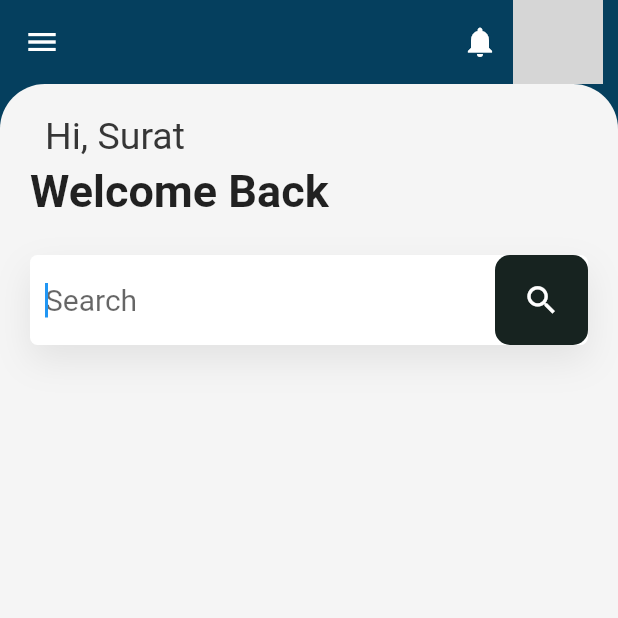
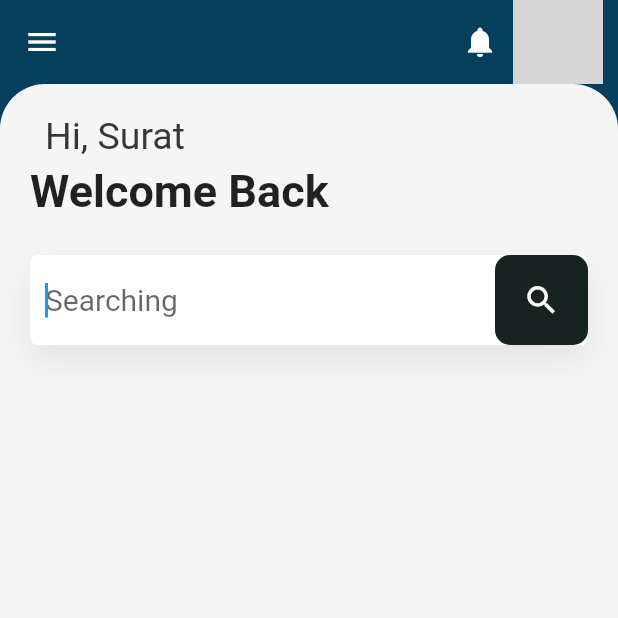
Before and after one commit to surajadkhari/dentalapp_UI, a Flutter app: the screen it shows after launch, on a phone screen of 412 x 824 dp, the top half of it. Run offline on Flutter 3.47's test engine with Material 2 defaults, Android fonts, the phone set to English and light mode, and no system bars; network calls fail; Roboto replaces fonts that are missing (Poppins); grey boxes are pictures that could not be loaded.

Commit message:
Till search bar

```diff
--- a/lib/screen/homepage.dart
+++ b/lib/screen/homepage.dart
@@ -99,7 +99,7 @@ Widget _bodyW() {
                     autofocus: true,
                     style: TextStyle(color: Colors.grey, fontSize: 20),
                     decoration: InputDecoration(
-                        border: InputBorder.none, hintText: "Search"),
+                        border: InputBorder.none, hintText: "Searching"),
                   ),
                 ),
               ),
```
